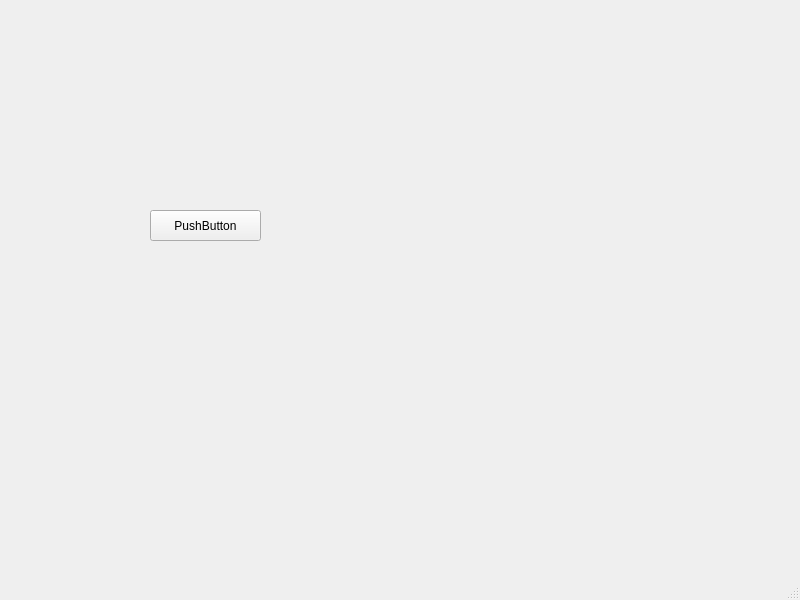
Qt form mainwindow.ui (linxmouse/Qt5HttpUtility) before a commit.
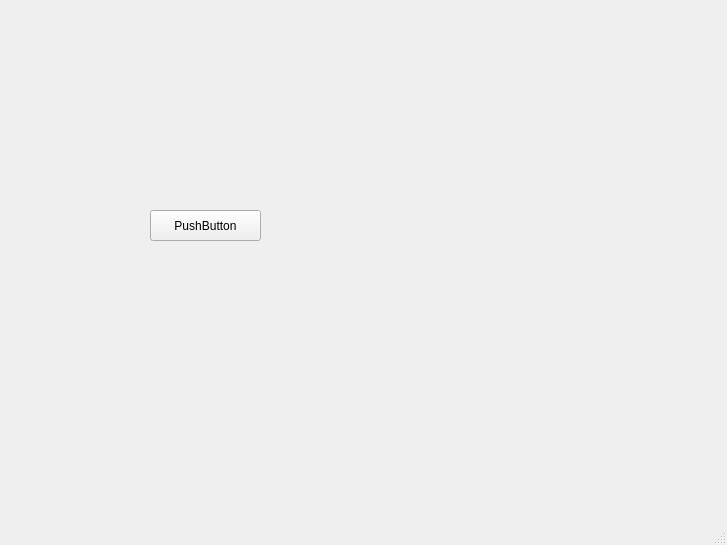
The same form after that commit.

What changed in the file:
```diff
--- a/mainwindow.ui
+++ b/mainwindow.ui
@@ -6,8 +6,8 @@
    <rect>
     <x>0</x>
     <y>0</y>
-    <width>800</width>
-    <height>600</height>
+    <width>727</width>
+    <height>545</height>
    </rect>
   </property>
   <property name="windowTitle">
```
Left out of the diff: 4 changed lines with no effect on the pictures.
